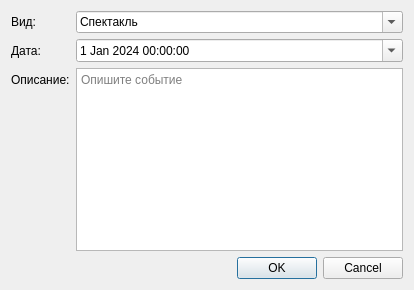
Before: the Qt Designer form app/ui/dialogs/event_edit.ui in NTO-2nd-stage-ABP/ccms, drawn with Qt 5.
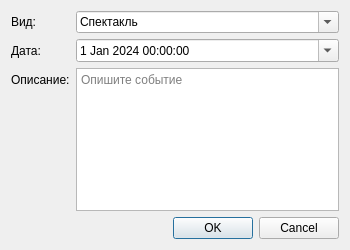
After: the same form once the commit is applied.

```diff
--- a/app/ui/dialogs/event_edit.ui
+++ b/app/ui/dialogs/event_edit.ui
@@ -6,8 +6,8 @@
    <rect>
     <x>0</x>
     <y>0</y>
-    <width>414</width>
-    <height>290</height>
+    <width>350</width>
+    <height>250</height>
    </rect>
   </property>
   <property name="windowTitle">
```
